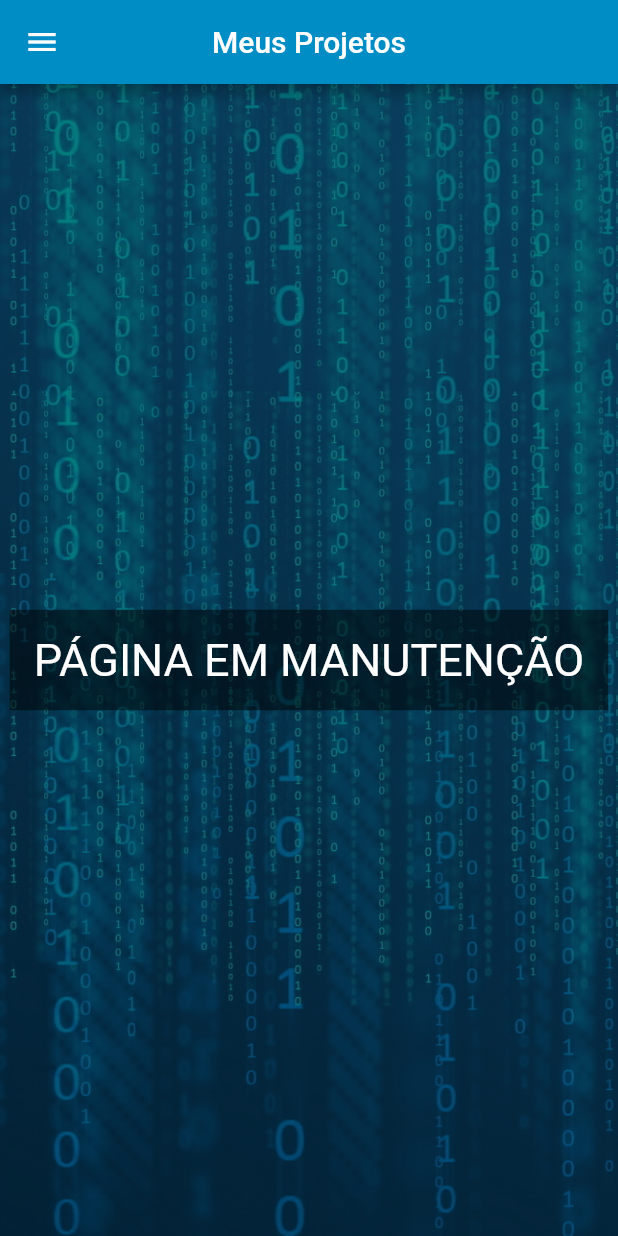
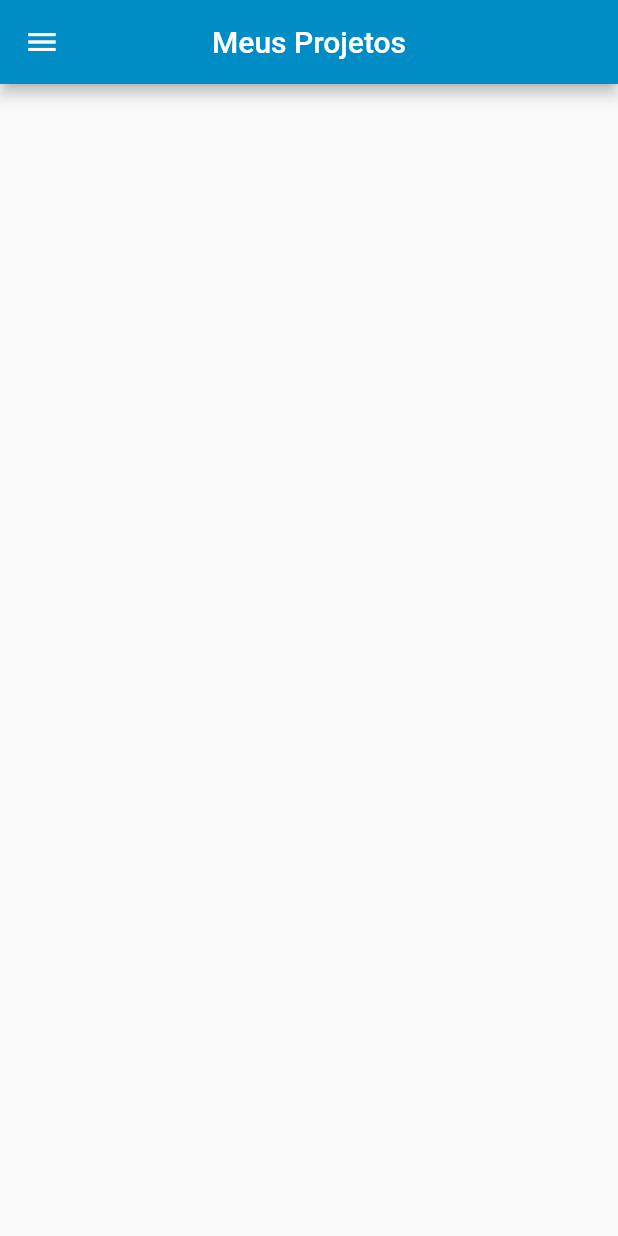
Before and after one commit to murilomolina/PAE-dart_projeto_final, a Flutter app: the PaginaProjetos screen opened directly, on a phone screen of 412 x 824 dp. Run offline on Flutter 3.47's test engine with Material 2 defaults, Android fonts, the phone set to English and light mode, and no system bars; key blocks and very long unbroken strings in the code were emptied for the run.

Commit message:
estrutura basica pag_projetos criada

```diff
--- a/portifolio/lib/pages/pagina_projetos.dart
+++ b/portifolio/lib/pages/pagina_projetos.dart
@@ -13,30 +13,17 @@ class PaginaProjetos extends StatelessWidget {
         title: const Text('Meus Projetos'),
       ),
       drawer: const Sidebar(),
-       body: Stack(
-      fit: StackFit.expand,
-      children: [
-        Image.asset(
-          'lib/assets/images/backgroung-binary.jpg',
-          fit: BoxFit.cover,
-          color: Colors.black.withOpacity(0.5),
-          colorBlendMode: BlendMode.darken,
-        ),
-        Center(
-          child: Container(
-            padding: const EdgeInsets.all(16.0),
-            color: Colors.black.withOpacity(0.5),
-            child: const Text(
-              'PÁGINA EM MANUTENÇÃO',
-              style: TextStyle(
-                fontSize: 30,
-                color: Color.fromARGB(255, 255, 255, 255),
-              ),
-            ),
-          ),
-        ),
-      ],
-    ),
+       body: Align(
+          alignment: Alignment.topCenter,
+          child: ConstrainedBox(
+            constraints: const BoxConstraints(maxWidth: 1400),
+            child: ListView(
+              children:  const [
+              ]
+       )
+     ),
+    )
   );
+
   }
 }
```
